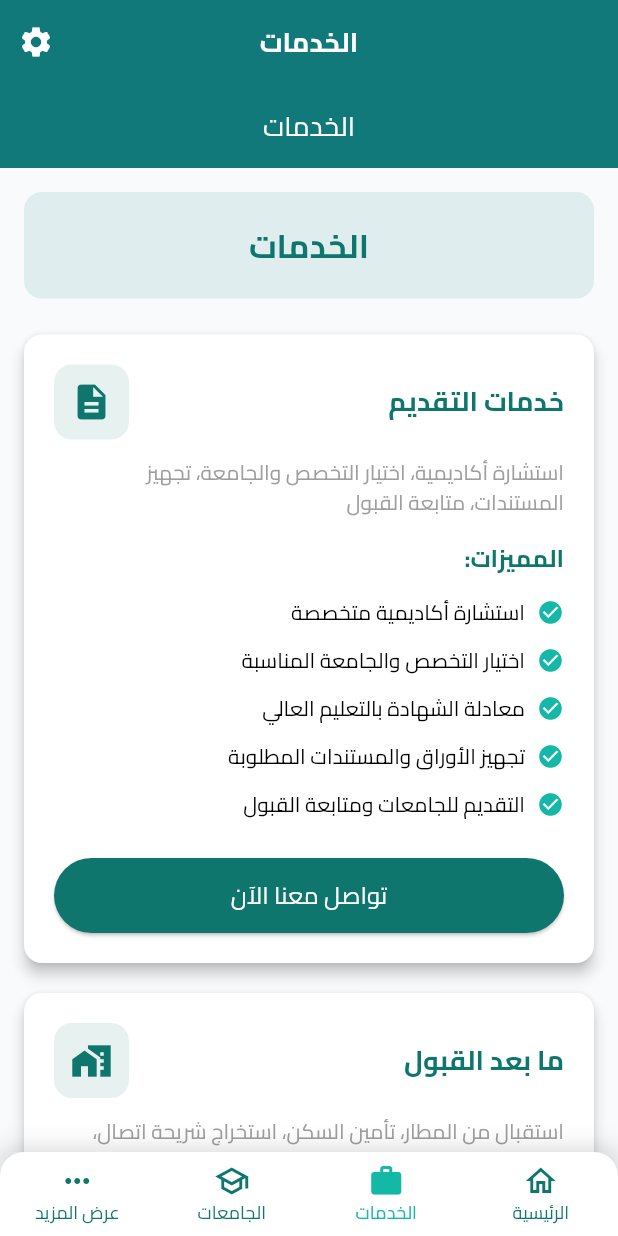
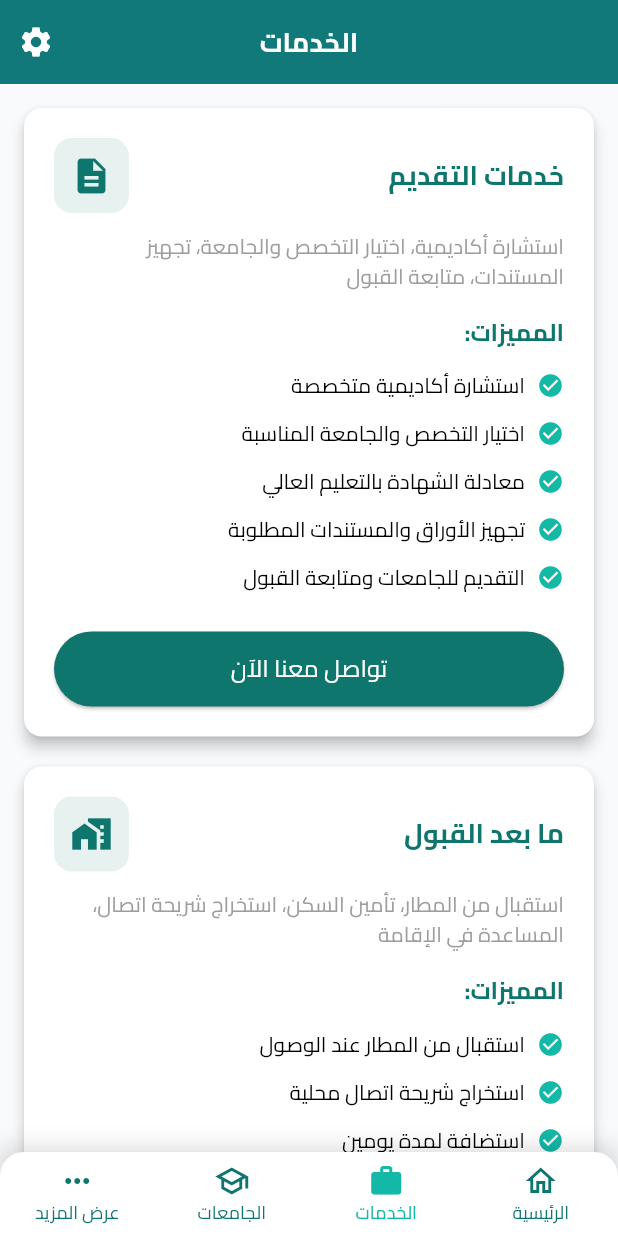
Before and after one commit to motman911/-the_vision, a Flutter app: the screen it shows after launch, item 2 of the bottom bar chosen, on a phone screen of 412 x 824 dp. Run offline on Flutter 3.47's test engine with Material 3 defaults, Android fonts, the phone set to English and light mode, and no system bars; our stand-ins replace file_picker, font_awesome_flutter, image_picker, photo_view, shared_preferences, smooth_page_indicator; missing offline and left inert: mailer.

Commit message:
Update services_page.dart

```diff
--- a/lib/services_page.dart
+++ b/lib/services_page.dart
@@ -14,39 +14,11 @@ class ServicesPage extends StatelessWidget {
     return Consumer2<ThemeProvider, LanguageProvider>(
       builder: (context, themeProvider, languageProvider, child) {
         return Scaffold(
-          appBar: AppBar(
-            title: Text(
-              languageProvider.services,
-              style: const TextStyle(color: Colors.white, fontSize: 18),
-            ),
-            backgroundColor: themeProvider.primaryColor,
-            foregroundColor: Colors.white,
-            centerTitle: true,
-            elevation: 4,
-          ),
+
           body: SingleChildScrollView(
             padding: const EdgeInsets.all(16.0),
             child: Column(
               children: [
-                Container(
-                  width: double.infinity,
-                  padding:
-                      const EdgeInsets.symmetric(vertical: 20, horizontal: 16),
-                  decoration: BoxDecoration(
-                    color: themeProvider.primaryColor.withOpacity(0.1),
-                    borderRadius: BorderRadius.circular(12),
-                  ),
-                  child: Text(
-                    languageProvider.services,
-                    textAlign: TextAlign.center,
-                    style: TextStyle(
-                      fontSize: 22,
-                      fontWeight: FontWeight.bold,
-                      color: themeProvider.primaryColor,
-                    ),
-                  ),
-                ),
-                const SizedBox(height: 24),
                 _buildServiceCard(
                   context,
                   languageProvider.applyServices,
```
